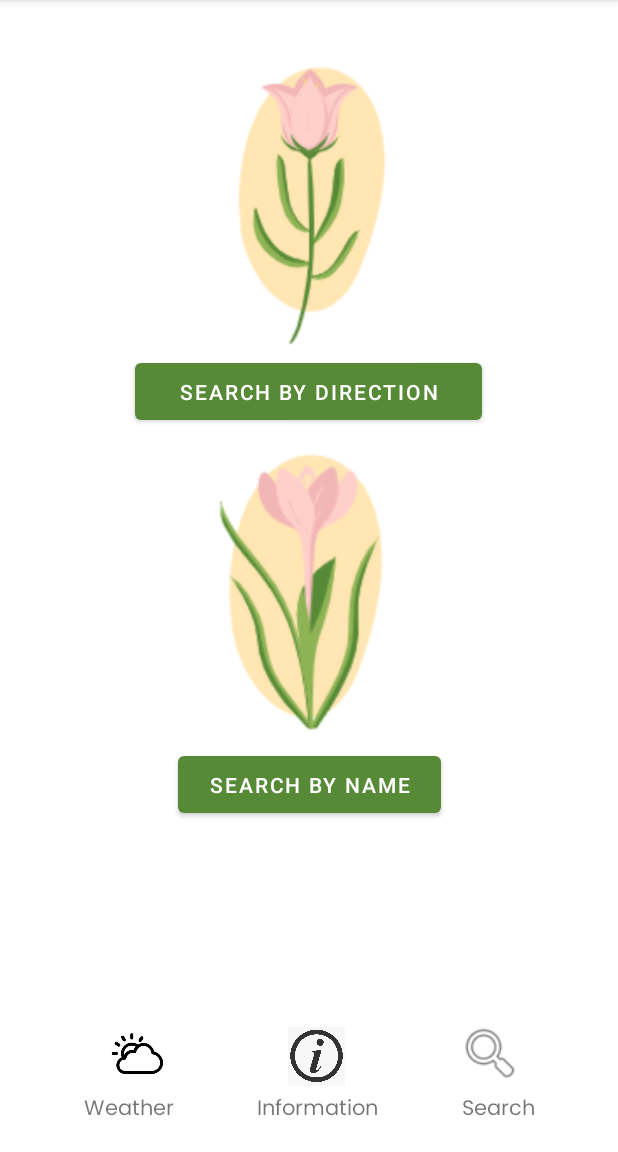
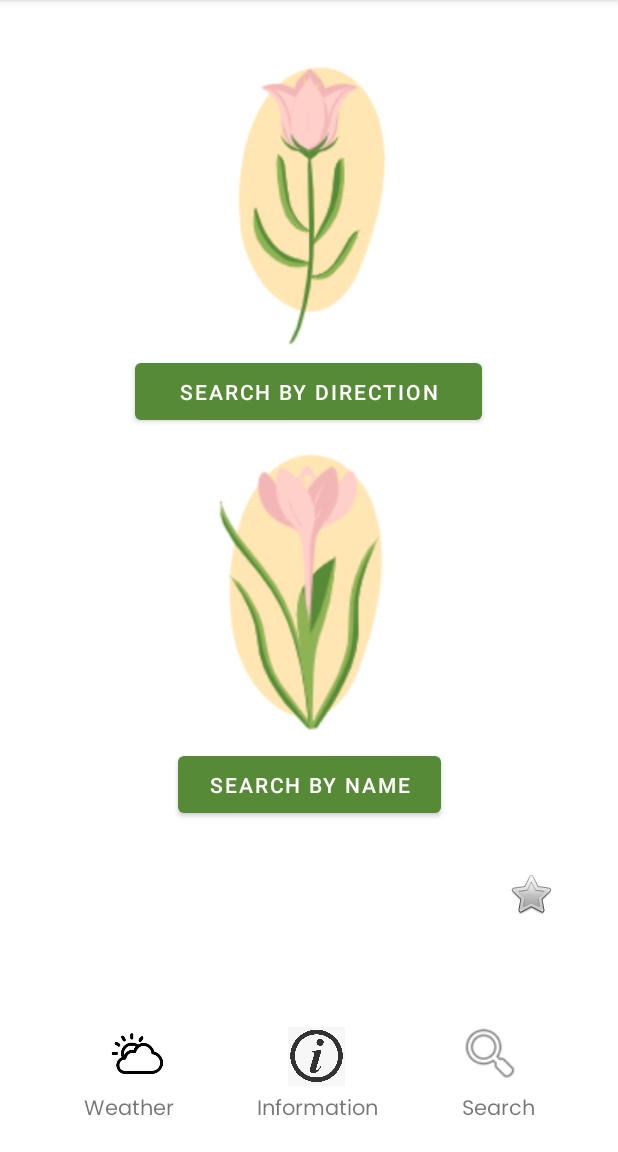
Before and after one commit to PulavarthiShravya/MAD_Team05_P03_ASG, an Android app: the screen it shows after launch (searchPage), on a phone screen of 412 x 824 dp, the part 84-1236 px from its top. Run offline under Robolectric (Android 15) with nearby library versions, the phone set to English and light mode, and no system bars; our stand-ins replace Volley.

Commit message:
updated xml shravya & tricia

```diff
--- a/app/src/main/res/layout/activity_search_page.xml
+++ b/app/src/main/res/layout/activity_search_page.xml
@@ -117,4 +117,15 @@
         app:layout_constraintTop_toTopOf="parent"
         app:srcCompat="@drawable/flower3" />
 
+    <ImageView
+        android:id="@+id/imageView15"
+        android:layout_width="wrap_content"
+        android:layout_height="wrap_content"
+        android:layout_marginTop="580dp"
+        app:layout_constraintEnd_toEndOf="parent"
+        app:layout_constraintHorizontal_bias="0.889"
+        app:layout_constraintStart_toStartOf="parent"
+        app:layout_constraintTop_toTopOf="parent"
+        app:srcCompat="@android:drawable/btn_star" />
+
 </androidx.constraintlayout.widget.ConstraintLayout>
```
Also changed, not shown: app/src/main/res/layout/activity_information_page.xml (+11 -0 lines), app/src/main/res/layout/activity_information_page2.xml (+11 -0 lines), app/src/main/res/layout/activity_weather_page.xml (+11 -0 lines).
